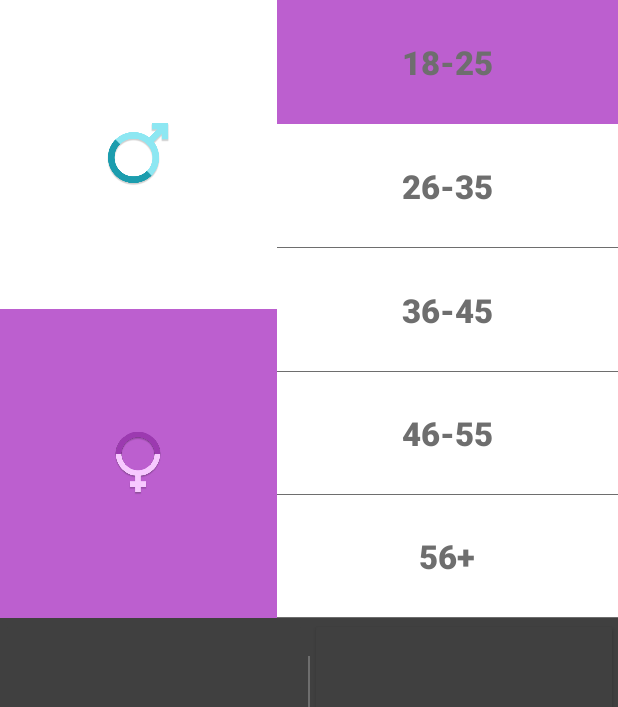
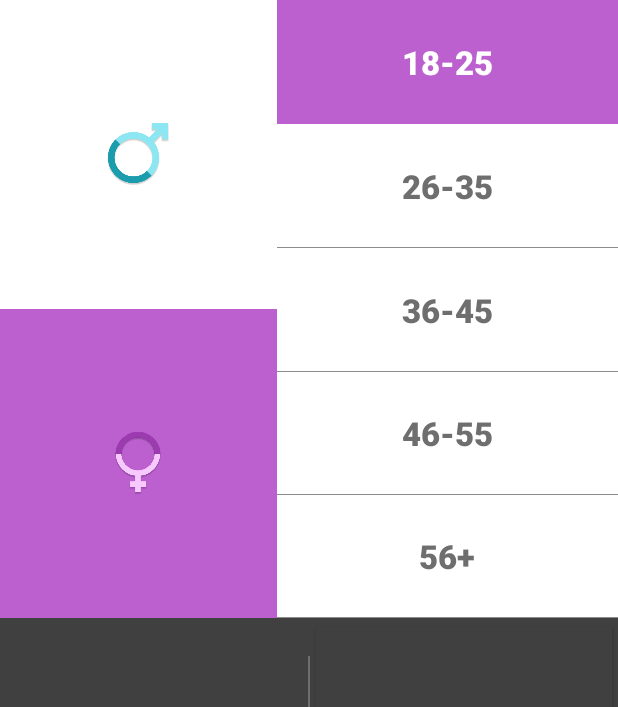
Before and after one commit to hackoutwest2016/deeeeeedjay, an Android app: the screen it shows after launch (CounterActivity), after a tap on an icon or button, on a phone screen of 412 x 824 dp. Shown: the top 707 px of the screen. Run offline under Robolectric (Android 15) with nearby library versions, the phone set to English and light mode, and no system bars; our stand-ins replace ButterKnife.

Commit message:
Last UI fixes

```diff
--- a/android/AutoDJ/app/src/main/java/com/hackoutwest/adderollen/autodj/Activities/Activities/CounterActivity.java
+++ b/android/AutoDJ/app/src/main/java/com/hackoutwest/adderollen/autodj/Activities/Activities/CounterActivity.java
@@ -84,6 +84,7 @@ public class CounterActivity extends AppCompatActivity {
         checkBoxes[2] = ageThreeCheckbox;
         checkBoxes[3] = ageFourCheckbox;
         checkBoxes[4] = ageFiveCheckbox;
+        checkBoxes[0].setTextColor(ContextCompat.getColor(this,R.color.white));
 
     }
 
@@ -101,6 +102,7 @@ public class CounterActivity extends AppCompatActivity {
     @OnClick(R.id.gender_male_button)
     public void maleClick() {
         if (!maleIsActive) {
+            isMale = true;
             Drawable genderDrawable = getDrawable(R.drawable.sel_radiobutton_male) ;
 
             maleIsActive = true;
@@ -111,6 +113,7 @@ public class CounterActivity extends AppCompatActivity {
             for (int i = 0; i < checkBoxes.length; i++) {
                 if (checkBoxes[i].isChecked()) {
                     checkBoxes[i].setBackground(genderDrawable);
+                    checkBoxes[i].setTextColor(ContextCompat.getColor(this,R.color.white));
                 }
             }
         }
@@ -121,16 +124,19 @@ public class CounterActivity extends AppCompatActivity {
     @OnClick(R.id.gender_female_button)
     public void femaleClick() {
         if (!femaleIsActive) {
+            isMale = false;
             Drawable genderDrawable = getDrawable(R.drawable.sel_radiobutton_female);
 
             femaleIsActive = true;
             maleIsActive = false;
             femaleButton.setBackgroundColor(ContextCompat.getColor(this,R.color.female));
+
             maleButton.setBackgroundColor(ContextCompat.getColor(this,R.color.white));
 
             for (int i = 0; i < checkBoxes.length; i++) {
                 if (checkBoxes[i].isChecked()) {
                     checkBoxes[i].setBackground(genderDrawable);
+                    checkBoxes[i].setTextColor(ContextCompat.getColor(this,R.color.white));
                 }
             }
         }
@@ -146,10 +152,12 @@ public class CounterActivity extends AppCompatActivity {
             checkedBox = checkBox.getId();
             Drawable genderDrawable = isMale ? getDrawable(R.drawable.sel_radiobutton_male) : getDrawable(R.drawable.sel_radiobutton_female);
             checkBox.setBackground(genderDrawable);
+            checkBox.setTextColor(ContextCompat.getColor(this,R.color.white));
 
             for (int i = 0; i < checkBoxes.length; i++) {
                 if (checkBoxes[i].getId() != checkBox.getId()) {
                     checkBoxes[i].setChecked(false);
+                    checkBoxes[i].setTextColor(ContextCompat.getColor(this,R.color.medium_grey));
                 }
             }
 
--- a/android/AutoDJ/app/src/main/res/drawable/checkbox_off.xml
+++ b/android/AutoDJ/app/src/main/res/drawable/checkbox_off.xml
@@ -4,7 +4,7 @@
     <item>
         <shape android:shape="rectangle">
 
-            <solid android:color="@color/medium_grey" />
+            <solid android:color="@color/light_grey" />
 
         </shape>
     </item>
```
